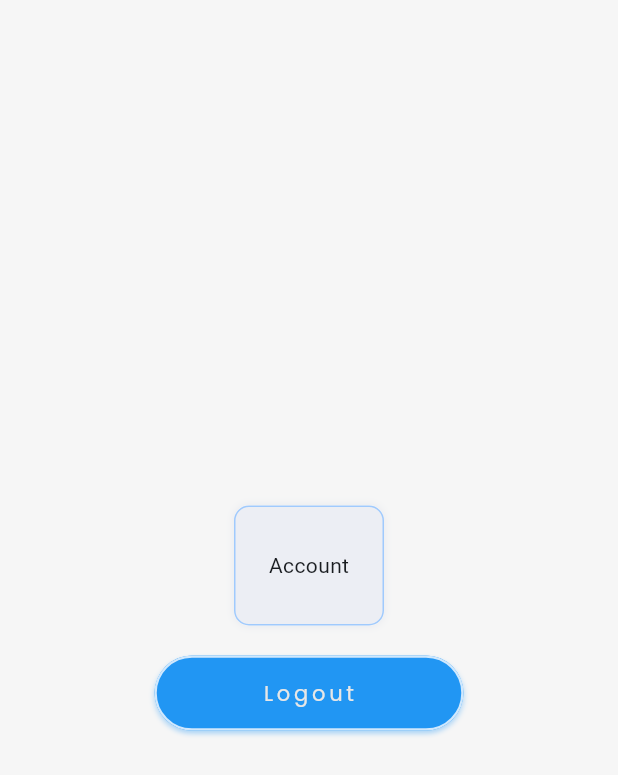
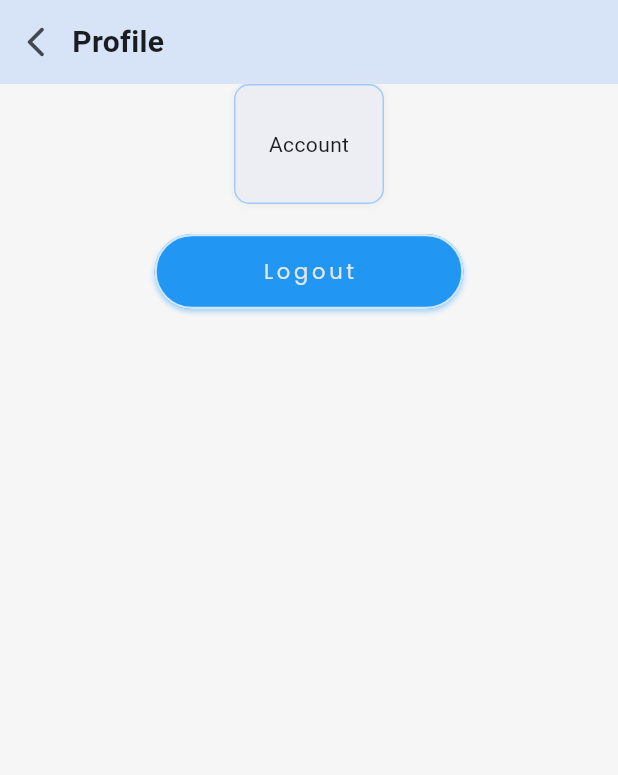
Before and after one commit to inogami-dev/Mobile-POS-System, a Flutter app: the screen it shows after launch, on a phone screen of 412 x 824 dp. Shown: the top 775 px of the screen. Run offline on Flutter 3.47's test engine with Material 3 defaults, Android fonts, the phone set to English and light mode, and no system bars; our stand-ins replace animated_text_kit, cloud_firestore, curved_labeled_navigation_bar, firebase_auth, firebase_core, flutter_riverpod and 3 more; accounts and stored records are empty; generated files the repository leaves out were written again; key blocks and very long unbroken strings in the code were emptied for the run.

Commit message:
newly created MyAppBar

```diff
--- a/analysis_options.yaml
+++ b/analysis_options.yaml
@@ -7,7 +7,8 @@
 
 # The following line activates a set of recommended lints for Flutter apps,
 # packages, and plugins designed to encourage good coding practices.
-include: package:flutter_lints/flutter.yaml
+
+# include: package:flutter_lints/flutter.yaml
 
 linter:
   # The lint rules applied to this project can be customized in the
--- a/lib/core/repository/personal_info_repository.dart
+++ b/lib/core/repository/personal_info_repository.dart
@@ -1,5 +1,5 @@
 import 'package:cloud_firestore/cloud_firestore.dart';
-import 'package:pos_system/core/models/personal_info.dart';
+import 'package:pos_system/core/models/personal_info/personal_info.dart';
 import 'package:pos_system/core/utilities/error_logger.dart';
 
 class MyPersonalInfoRepository {
--- /dev/null
+++ b/lib/core/widgets/appbar.dart
@@ -0,0 +1,57 @@
+import 'package:flutter/material.dart';
+import 'package:pos_system/core/utilities/dimension.dart';
+import 'package:pos_system/core/widgets/text_formatter.dart';
+
+class MyAppBar extends StatefulWidget {
+  final String title;
+  final List<Widget>? actionsButtons;
+  final bool enableBackButton;
+  const MyAppBar({
+    super.key,
+    required this.title,
+    this.actionsButtons,
+    this.enableBackButton = false,
+  });
+
+  @override
+  State<MyAppBar> createState() => My_AppBarState();
+}
+
+class My_AppBarState extends State<MyAppBar> {
+  @override
+  Widget build(BuildContext context) {
+    final myColorScheme = Theme.of(context).colorScheme;
+
+    return SafeArea(
+      child: Container(
+        width: MyDimensions.getWidth(context),
+        height: 56,
+        color: myColorScheme.secondaryContainer,
+        child: Row(
+          mainAxisAlignment: MainAxisAlignment.start,
+          children: [
+            (widget.enableBackButton)
+                ? IconButton(
+                    onPressed: () => Navigator.pop(context),
+                    icon: const Icon(Icons.arrow_back_ios_new_rounded),
+                  )
+                : SizedBox(width: 16),
+
+            Expanded(
+              child: MyText(
+                text: widget.title,
+                fontSize: kDefaultFontSize + 6,
+                fontWeight: FontWeight.w600,
+              ),
+            ),
+            SizedBox(width: 16),
+
+            ...widget.actionsButtons ?? [],
+
+            SizedBox(width: 16),
+          ],
+        ),
+      ),
+    );
+  }
+}
--- a/lib/core/widgets/my_snackbar.dart
+++ b/lib/core/widgets/my_snackbar.dart
@@ -12,6 +12,7 @@ void showMyAnimatedSnackBar({
   Color? borderColor,
   Color? bgColor,
   bool isAutoDismiss = true,
+  bool enabledBlurEffect = false,
   Icon? icon,
 }) {
   final myColorScheme = Theme.of(context).colorScheme;
@@ -32,8 +33,10 @@ void showMyAnimatedSnackBar({
             return Transform.translate(offset: offset * 80, child: child);
           },
           child: Material(
-            color: Colors.transparent,
+            // color: Colors.transparent,
+            color: Colors.white70,
             child: BackdropFilter(
+              enabled: enabledBlurEffect,
               filter: ImageFilter.blur(sigmaX: 1, sigmaY: 1),
               child: Container(
                 padding: const EdgeInsets.all(16),
--- a/lib/features/account/presentation/account_page.dart
+++ b/lib/features/account/presentation/account_page.dart
@@ -1,6 +1,7 @@
 import 'package:firebase_auth/firebase_auth.dart';
 import 'package:flutter/material.dart';
 import 'package:pos_system/core/utilities/dimension.dart';
+import 'package:pos_system/core/widgets/appbar.dart';
 import 'package:pos_system/core/widgets/button.dart';
 import 'package:pos_system/core/widgets/container.dart';
 import 'package:pos_system/core/widgets/my_alert_dialog.dart';
@@ -28,9 +29,17 @@ class _AccountPageState extends State<AccountPage> {
         width: MyDimensions.getWidth(context),
         height: MyDimensions.getHeight(context),
         child: Column(
-          mainAxisAlignment: MainAxisAlignment.center,
+          mainAxisAlignment: MainAxisAlignment.start,
           crossAxisAlignment: CrossAxisAlignment.center,
           children: [
+            MyAppBar(
+              title: "Profile",
+              enableBackButton: true,
+              // actionsButtons: [
+              //   Container(width: 50, height: 50, color: Colors.amber),
+              //   Container(width: 50, height: 50, color: Colors.purple),
+              // ],
+            ),
             MyContainer(
               width: 100,
               height: 80,
--- a/lib/features/authentication/presentation/register_account_form.dart
+++ b/lib/features/authentication/presentation/register_account_form.dart
@@ -1,6 +1,6 @@
 import 'package:firebase_auth/firebase_auth.dart';
 import 'package:flutter/material.dart';
-import 'package:pos_system/core/models/personal_info.dart';
+import 'package:pos_system/core/models/personal_info/personal_info.dart';
 import 'package:pos_system/core/repository/personal_info_repository.dart';
 import 'package:pos_system/core/utilities/date_formatter.dart';
 import 'package:pos_system/core/utilities/dimension.dart';
```
Also changed, not shown: lib/core/models/personal_info.freezed.dart (deleted), lib/core/models/personal_info.g.dart (deleted), lib/core/models/personal_info/personal_info.dart (renamed from lib/core/models/personal_info.dart), lib/core/widgets/root_scaffold/root_scaffold_state.g.dart (deleted), 1 other file.
